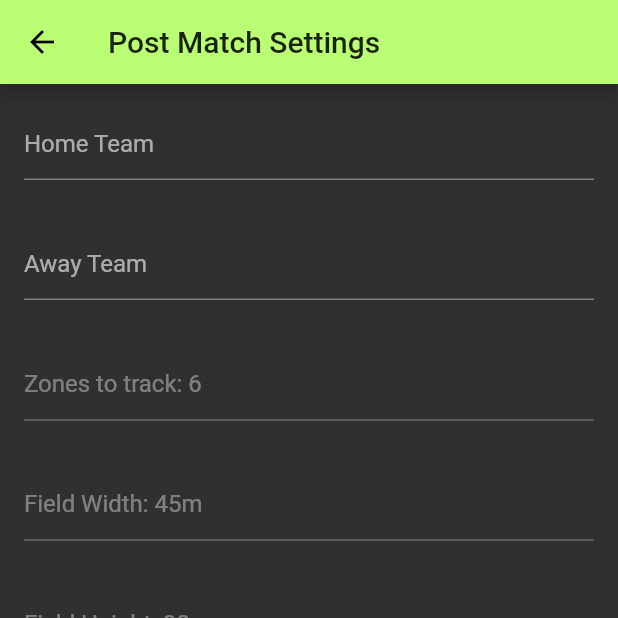
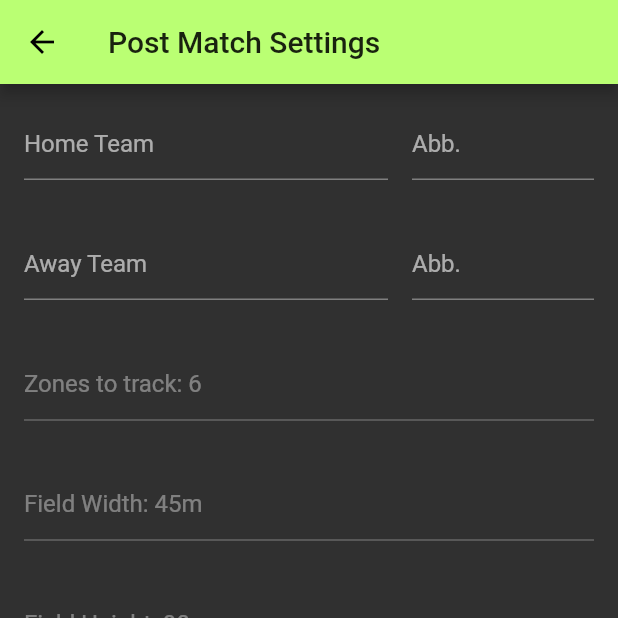
Before and after one commit to mariusschroeter/simple-football-tracker, a Flutter app: the AddMatchPostMatchScreen screen opened by its route, on a phone screen of 412 x 824 dp, the top half of it. Run offline on Flutter 3.47's test engine with Material 2 defaults, Android fonts, the phone set to English and light mode, and no system bars; our stand-ins replace flutter_svg, introduction_screen; Roboto replaces fonts that are missing (Georgia).

```diff
--- a/lib/main.dart
+++ b/lib/main.dart
@@ -1,9 +1,9 @@
 import 'package:flutter/material.dart';
 import 'package:flutter/services.dart';
+import 'package:football_provider_app/screens/onboarding_screen.dart';
 import 'package:football_provider_app/widgets/global_colors.dart';
 import 'package:provider/provider.dart';
 
-import './screens/matches_screen.dart';
 import './screens/settings_screen.dart';
 import './screens/match_detail_screen.dart';
 import 'screens/add_match_post_match_screen.dart';
@@ -26,7 +26,6 @@ class MyApp extends StatelessWidget {
           brightness: Brightness.dark,
           primaryColor: GlobalColors.primary,
           accentColor: GlobalColors.accent,
-
           // Define the default font family.
           fontFamily: 'Georgia',
 
@@ -36,7 +35,7 @@ class MyApp extends StatelessWidget {
             headline1: TextStyle(fontSize: 72.0, fontWeight: FontWeight.bold),
           ),
         ),
-        home: MatchesScreen(),
+        home: OnboardingScreen(),
         routes: {
           MatchDetailScreen.routeName: (ctx) => MatchDetailScreen(),
           SettingsScreen.routeName: (ctx) => SettingsScreen(),
--- a/lib/providers/match.dart
+++ b/lib/providers/match.dart
@@ -7,7 +7,9 @@ class Match {
   final DateTime dateTime;
   //Du bekommst diesen Wert wenn das Objekt erstellt wird!
   final String homeTeam;
+  final String homeTeamAbb;
   final String awayTeam;
+  final String awayTeamAbb;
   List<ZonePercentages> firstHalfZones;
   List<ZonePercentages> secondHalfZones;
   List<int> score = [1, 0];
@@ -17,7 +19,9 @@ class Match {
     this.id,
     this.dateTime,
     @required this.homeTeam,
+    @required this.homeTeamAbb,
     @required this.awayTeam,
+    @required this.awayTeamAbb,
     this.firstHalfZones,
     this.secondHalfZones,
     this.score,
--- a/lib/screens/add_match_post_match_screen.dart
+++ b/lib/screens/add_match_post_match_screen.dart
@@ -12,7 +12,9 @@ class AddMatchPostMatchScreen extends StatefulWidget {
 class _AddMatchPostMatchScreenState extends State<AddMatchPostMatchScreen> {
   final _formKey = GlobalKey<FormState>();
   final _homeTeam = TextEditingController();
+  final _homeTeamAbb = TextEditingController();
   final _awayTeam = TextEditingController();
+  final _awayTeamAbb = TextEditingController();
 
   _checkInputs(String teamName) {
     if (teamName.isEmpty) return 'Please enter some text';
@@ -31,22 +33,88 @@ class _AddMatchPostMatchScreenState extends State<AddMatchPostMatchScreen> {
         child: Column(children: <Widget>[
           Padding(
             padding: const EdgeInsets.all(16.0),
+            child: Row(
+              children: [
+                Flexible(
+                  flex: 2,
                   child: TextFormField(
                     controller: _homeTeam,
                     decoration: InputDecoration(hintText: 'Home Team'),
                     validator: (value) {
                       return _checkInputs(value);
                     },
+                    onChanged: (_) {
+                      if (_homeTeam.text.length > 0 &&
+                          _homeTeam.text.length < 4) {
+                        setState(() {
+                          _homeTeamAbb.text = _homeTeam.text
+                              .substring(0, _homeTeam.text.length)
+                              .trim();
+                        });
+                      }
+                    },
+                  ),
+                ),
+                SizedBox(
+                  width: 16.0,
+                ),
+                Flexible(
+                  flex: 1,
+                  child: TextFormField(
+                    controller: _homeTeamAbb,
+                    decoration:
+                        InputDecoration(hintText: 'Abb.', counterText: ''),
+                    validator: (value) {
+                      return _checkInputs(value);
+                    },
+                    maxLength: 3,
+                  ),
+                ),
+              ],
             ),
           ),
           Padding(
             padding: const EdgeInsets.all(16.0),
+            child: Row(
+              children: [
+                Flexible(
+                  flex: 2,
                   child: TextFormField(
                     controller: _awayTeam,
-              decoration: InputDecoration(hintText: 'Away Team'),
+                    decoration: InputDecoration(
+                      hintText: 'Away Team',
+                    ),
                     validator: (value) {
                       return _checkInputs(value);
                     },
+                    onChanged: (_) {
+                      if (_awayTeam.text.length > 0 &&
+                          _awayTeam.text.length < 4) {
+                        setState(() {
+                          _awayTeamAbb.text = _awayTeam.text
+                              .substring(0, _awayTeam.text.length)
+                              .trim();
+                        });
+                      }
+                    },
+                  ),
+                ),
+                SizedBox(
+                  width: 16.0,
+                ),
+                Flexible(
+                  flex: 1,
+                  child: TextFormField(
+                    controller: _awayTeamAbb,
+                    decoration:
+                        InputDecoration(hintText: 'Abb.', counterText: ''),
+                    validator: (value) {
+                      return _checkInputs(value);
+                    },
+                    maxLength: 3,
+                  ),
+                ),
+              ],
             ),
           ),
           Padding(
@@ -90,7 +158,11 @@ class _AddMatchPostMatchScreenState extends State<AddMatchPostMatchScreen> {
             var matchResponse = await Navigator.push(context,
                 MaterialPageRoute(builder: (context) {
               return AddMatchStartMatchScreen(
-                  homeTeam: _homeTeam.text, awayTeam: _awayTeam.text);
+                homeTeam: _homeTeam.text,
+                awayTeam: _awayTeam.text,
+                homeTeamAbb: _homeTeamAbb.text,
+                awayTeamAbb: _awayTeamAbb.text,
+              );
             }));
             Navigator.pop(context, matchResponse);
           }
--- a/lib/widgets/match_goal.dart
+++ b/lib/widgets/match_goal.dart
@@ -11,7 +11,7 @@ class MatchGoal extends StatelessWidget {
     return DragTarget(
       builder: (context, candidates, rejects) {
         return Container(
-          height: 25,
+          height: 23,
           width: 60,
         );
       },
--- a/lib/widgets/text_elements.dart
+++ b/lib/widgets/text_elements.dart
@@ -1,5 +1,4 @@
 import 'package:flutter/material.dart';
-import 'package:football_provider_app/widgets/global_colors.dart';
 
 class NormalTextSize extends StatelessWidget {
   final String title;
--- a/pubspec.yaml
+++ b/pubspec.yaml
@@ -25,6 +25,7 @@ dependencies:
   flutter_svg: any
   uuid: ^2.2.2
   charts_flutter: ^0.9.0
+  introduction_screen: ^1.0.7
 
 
   # The following adds the Cupertino Icons font to your application.
@@ -50,9 +51,11 @@ flutter:
   # To add assets to your application, add an assets section, like this:
   assets:
    - lib/resources/images/football_field.jpg
+   - lib/resources/images/soccertest.jpg
    - lib/resources/images/football_field_original.jpg
    - lib/resources/images/test.jpg
    - lib/resources/images/icon_percentage.svg
+   - lib/resources/images/icon_zone.svg
 
   # An image asset can refer to one or more resolution-specific "variants", see
   # https://flutter.dev/assets-and-images/#resolution-aware.
```
Also changed, not shown: lib/screens/add_match_start_match.screen.dart (+104 -39 lines), lib/screens/onboarding_screen.dart (added, +89 -0 lines), lib/widgets/app_drawer_in_match.dart (+34 -5 lines), lib/widgets/fieldzone.dart (+5 -4 lines), lib/widgets/scoreboard.dart (+4 -6 lines), lib/resources/images/icon_zone.svg (added), pubspec.lock, 1 other file. Lines whose indentation alone changed are shown as unchanged.
